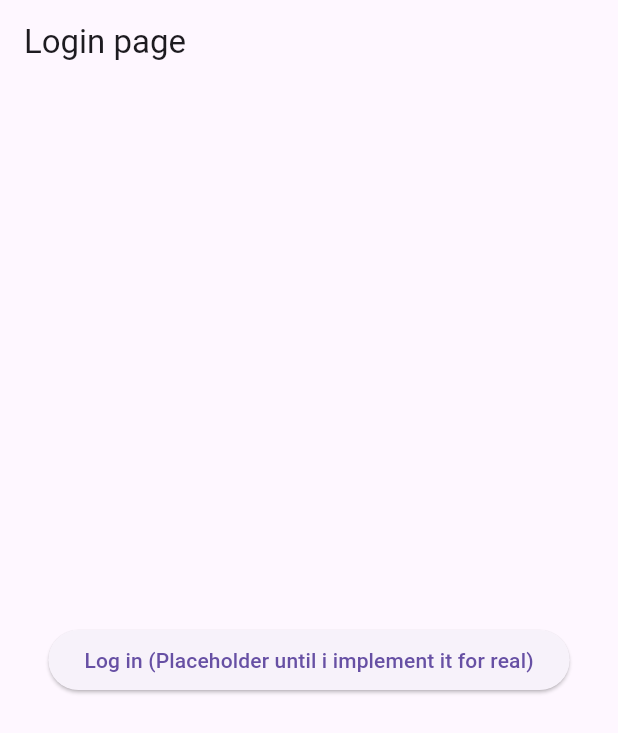
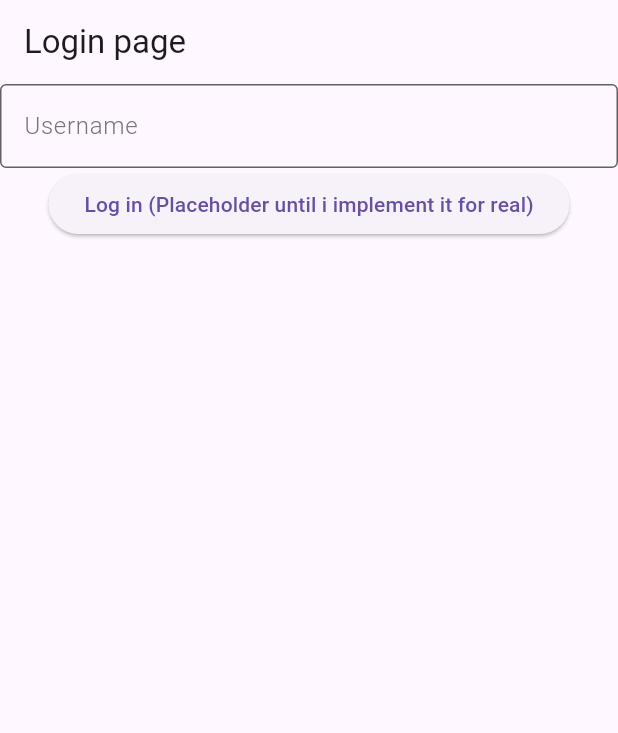
Before and after one commit to DarryllV/mad_flutterproject2024, a Flutter app: the screen it shows after launch, on a phone screen of 412 x 824 dp. Shown: the top 733 px of the screen. Run offline on Flutter 3.47's test engine with Material 3 defaults, Android fonts, the phone set to English and light mode, and no system bars.

Commit message:
created half of login page design
username field and login button

```diff
--- a/lib/main.dart
+++ b/lib/main.dart
@@ -32,8 +32,31 @@ class LoginPage extends StatelessWidget {
       appBar: AppBar(
         title: Text('Login page'),
         ),
-        body: Center(
-          child: ElevatedButton(
+        body: Align(
+          alignment: Alignment.center,
+            child: Column(
+              children: [
+                TextField(decoration: InputDecoration(
+                  hintText: 'Username',
+                  hintStyle: TextStyle(
+                    fontWeight: FontWeight.w300,
+                    color: Colors.grey[600],
+                  ),
+                  enabledBorder: OutlineInputBorder(
+                    borderSide: BorderSide(
+                      color: Colors.grey[700],
+                    ),
+                  ),
+                  focusedBorder: OutlineInputBorder(
+                    borderSide: BorderSide(
+                      color: Colors.green[100],
+                    ),
+                  ),
+                ),
+
+                ),
+
+              ElevatedButton(
                 child: Text('Log in (Placeholder until i implement it for real)'),
                 onPressed: () {
                   //initialize the data
@@ -43,6 +66,9 @@ class LoginPage extends StatelessWidget {
                 );
               },
             ),
+
+              ],
+            ),
         ),
     );
   }
```
Lines whose indentation alone changed are shown as unchanged.
